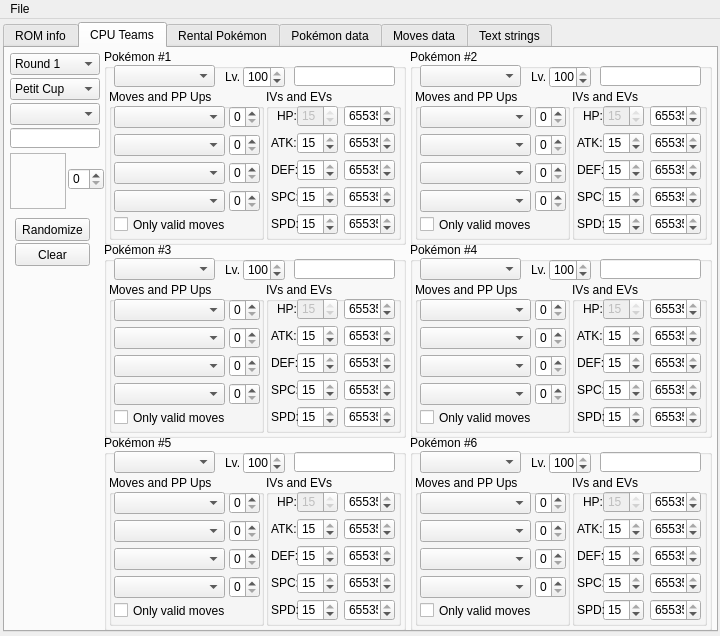
The window that forms/mainwindow.ui (Guernouille/Stadium_Editor) describes before a commit, drawn with Qt 5.
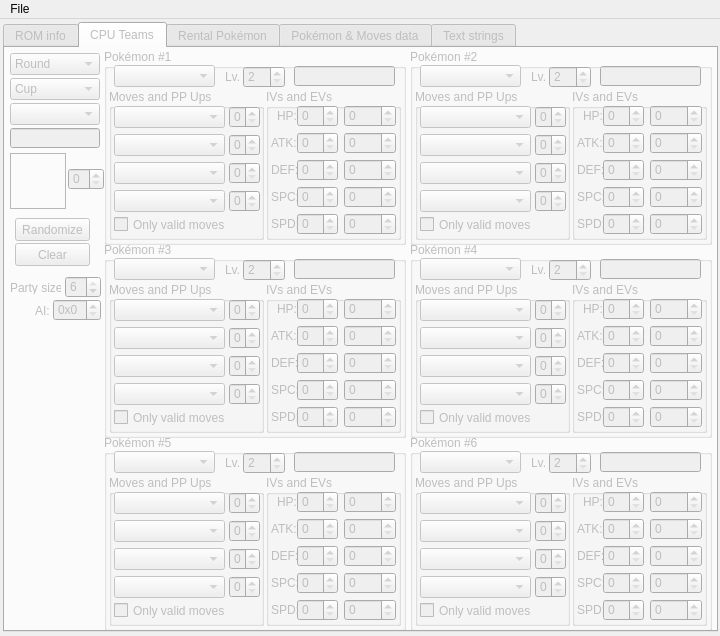
The same window after the commit.

```diff
--- a/forms/mainwindow.ui
+++ b/forms/mainwindow.ui
@@ -27,6 +27,9 @@
     </size>
    </property>
    <widget class="QTabWidget" name="tabWidget">
+    <property name="enabled">
+     <bool>false</bool>
+    </property>
     <property name="geometry">
      <rect>
       <x>3</x>
@@ -222,13 +225,13 @@
         </rect>
        </property>
        <property name="minimum">
-        <number>1</number>
+        <number>2</number>
        </property>
        <property name="maximum">
         <number>100</number>
        </property>
        <property name="value">
-        <number>100</number>
+        <number>2</number>
        </property>
       </widget>
       <widget class="QLabel" name="label_Lv_1">
@@ -274,7 +277,7 @@
          <rect>
           <x>78</x>
           <y>70</y>
-          <width>51</width>
+          <width>52</width>
           <height>22</height>
          </rect>
         </property>
@@ -282,7 +285,7 @@
          <number>65535</number>
         </property>
         <property name="value">
-         <number>65535</number>
+         <number>0</number>
         </property>
        </widget>
        <widget class="QSpinBox" name="spinBox_IV_Defense_1">
@@ -298,7 +301,7 @@
          <number>15</number>
         </property>
         <property name="value">
-         <number>15</number>
+         <number>0</number>
         </property>
        </widget>
        <widget class="QLabel" name="label_IVEV_HP_1">
@@ -330,7 +333,7 @@
          <number>15</number>
         </property>
         <property name="value">
-         <number>15</number>
+         <number>0</number>
         </property>
        </widget>
        <widget class="QSpinBox" name="spinBox_IV_Attack_1">
@@ -346,7 +349,7 @@
          <number>15</number>
         </property>
         <property name="value">
-         <number>15</number>
+         <number>0</number>
         </property>
        </widget>
        <widget class="QSpinBox" name="spinBox_IV_HP_1">
@@ -365,7 +368,7 @@
          <number>15</number>
         </property>
         <property name="value">
-         <number>15</number>
+         <number>0</number>
         </property>
        </widget>
        <widget class="QLabel" name="label_IVEV_Defense_1">
@@ -405,7 +408,7 @@
          <rect>
           <x>78</x>
           <y>124</y>
-          <width>51</width>
+          <width>52</width>
           <height>22</height>
          </rect>
         </property>
@@ -413,7 +416,7 @@
          <number>65535</number>
         </property>
         <property name="value">
-         <number>65535</number>
+         <number>0</number>
         </property>
        </widget>
        <widget class="QSpinBox" name="spinBox_EV_HP_1">
@@ -421,7 +424,7 @@
          <rect>
           <x>78</x>
           <y>16</y>
-          <width>51</width>
+          <width>52</width>
           <height>22</height>
          </rect>
         </property>
@@ -429,7 +432,7 @@
          <number>65535</number>
         </property>
         <property name="value">
-         <number>65535</number>
+         <number>0</number>
         </property>
        </widget>
        <widget class="QLabel" name="label_IVEV_Attack_1">
@@ -477,7 +480,7 @@
          <number>15</number>
         </property>
         <property name="value">
-         <number>15</number>
+         <number>0</number>
         </property>
        </widget>
        <widget class="QSpinBox" name="spinBox_EV_Special_1">
@@ -485,7 +488,7 @@
          <rect>
           <x>78</x>
           <y>97</y>
-          <width>51</width>
+          <width>52</width>
           <height>22</height>
          </rect>
         </property>
@@ -493,7 +496,7 @@
          <number>65535</number>
         </property>
         <property name="value">
-         <number>65535</number>
+         <number>0</number>
         </property>
        </widget>
        <widget class="QSpinBox" name="spinBox_EV_Attack_1">
@@ -501,7 +504,7 @@
          <rect>
           <x>78</x>
           <y>43</y>
-          <width>51</width>
+          <width>52</width>
           <height>22</height>
          </rect>
         </property>
@@ -509,7 +512,7 @@
          <number>65535</number>
         </property>
         <property name="value">
-         <number>65535</number>
+         <number>0</number>
         </property>
        </widget>
       </widget>
@@ -664,13 +667,13 @@
         </rect>
        </property>
        <property name="minimum">
-        <number>1</number>
+        <number>2</number>
        </property>
        <property name="maximum">
         <number>100</number>
        </property>
        <property name="value">
-        <number>100</number>
+        <number>2</number>
        </property>
       </widget>
       <widget class="QLabel" name="label_Lv_2">
@@ -716,7 +719,7 @@
          <rect>
           <x>78</x>
           <y>70</y>
-          <width>51</width>
+          <width>52</width>
           <height>22</height>
          </rect>
         </property>
@@ -724,7 +727,7 @@
          <number>65535</number>
         </property>
         <property name="value">
-         <number>65535</number>
+         <number>0</number>
         </property>
        </widget>
        <widget class="QSpinBox" name="spinBox_IV_Defense_2">
@@ -740,7 +743,7 @@
          <number>15</number>
         </property>
         <property name="value">
-         <number>15</number>
+         <number>0</number>
         </property>
        </widget>
        <widget class="QLabel" name="label_IVEV_HP_2">
@@ -772,7 +775,7 @@
          <number>15</number>
         </property>
         <property name="value">
-         <number>15</number>
+         <number>0</number>
         </property>
        </widget>
        <widget class="QSpinBox" name="spinBox_IV_Attack_2">
@@ -788,7 +791,7 @@
          <number>15</number>
         </property>
         <property name="value">
-         <number>15</number>
+         <number>0</number>
         </property>
        </widget>
        <widget class="QSpinBox" name="spinBox_IV_HP_2">
@@ -807,7 +810,7 @@
          <number>15</number>
         </property>
         <property name="value">
-         <number>15</number>
+         <number>0</number>
         </property>
        </widget>
        <widget class="QLabel" name="label_IVEV_Defense_2">
@@ -847,7 +850,7 @@
          <rect>
           <x>78</x>
           <y>124</y>
-          <width>51</width>
+          <width>52</width>
           <height>22</height>
          </rect>
         </property>
@@ -855,7 +858,7 @@
          <number>65535</number>
         </property>
         <property name="value">
-         <number>65535</number>
+         <number>0</number>
         </property>
        </widget>
        <widget class="QSpinBox" name="spinBox_EV_HP_2">
@@ -863,7 +866,7 @@
          <rect>
           <x>78</x>
           <y>16</y>
-          <width>51</width>
+          <width>52</width>
           <height>22</height>
          </rect>
         </property>
@@ -871,7 +874,7 @@
          <number>65535</number>
         </property>
         <property name="value">
-         <number>65535</number>
+         <number>0</number>
         </property>
        </widget>
        <widget class="QLabel" name="label_IVEV_Attack_2">
@@ -919,7 +922,7 @@
          <number>15</number>
         </property>
         <property name="value">
-         <number>15</number>
+         <number>0</number>
         </property>
        </widget>
        <widget class="QSpinBox" name="spinBox_EV_Special_2">
@@ -927,7 +930,7 @@
          <rect>
           <x>78</x>
           <y>97</y>
-          <width>51</width>
+          <width>52</width>
           <height>22</height>
          </rect>
         </property>
@@ -935,7 +938,7 @@
          <number>65535</number>
         </property>
         <property name="value">
-         <number>65535</number>
+         <number>0</number>
         </property>
        </widget>
        <widget class="QSpinBox" name="spinBox_EV_Attack_2">
@@ -943,7 +946,7 @@
          <rect>
           <x>78</x>
           <y>43</y>
-          <width>51</width>
+          <width>52</width>
           <height>22</height>
          </rect>
         </property>
@@ -951,7 +954,7 @@
          <number>65535</number>
         </property>
         <property name="value">
-         <number>65535</number>
+         <number>0</number>
         </property>
        </widget>
       </widget>
@@ -1106,13 +1109,13 @@
         </rect>
        </property>
        <property name="minimum">
-        <number>1</number>
+        <number>2</number>
        </property>
        <property name="maximum">
         <number>100</number>
        </property>
        <property name="value">
-        <number>100</number>
+        <number>2</number>
        </property>
       </widget>
       <widget class="QLabel" name="label_Lv_3">
@@ -1158,7 +1161,7 @@
          <rect>
           <x>78</x>
           <y>70</y>
-          <width>51</width>
+          <width>52</width>
           <height>22</height>
          </rect>
         </property>
@@ -1166,7 +1169,7 @@
          <number>65535</number>
         </property>
         <property name="value">
-         <number>65535</number>
+         <number>0</number>
         </property>
        </widget>
        <widget class="QSpinBox" name="spinBox_IV_Defense_3">
@@ -1182,7 +1185,7 @@
          <number>15</number>
         </property>
         <property name="value">
-         <number>15</number>
+         <number>0</number>
         </property>
        </widget>
        <widget class="QLabel" name="label_IVEV_HP_3">
@@ -1214,7 +1217,7 @@
          <number>15</number>
         </property>
         <property name="value">
-         <number>15</number>
+         <number>0</number>
         </property>
        </widget>
        <widget class="QSpinBox" name="spinBox_IV_Attack_3">
@@ -1230,7 +1233,7 @@
          <number>15</number>
         </property>
         <property name="value">
-         <number>15</number>
+         <number>0</number>
         </property>
        </widget>
        <widget class="QSpinBox" name="spinBox_IV_HP_3">
@@ -1249,7 +1252,7 @@
          <number>15</number>
         </property>
         <property name="value">
-         <number>15</number>
+         <number>0</number>
         </property>
        </widget>
        <widget class="QLabel" name="label_IVEV_Defense_3">
@@ -1289,7 +1292,7 @@
          <rect>
           <x>78</x>
           <y>124</y>
-          <width>51</width>
+          <width>52</width>
           <height>22</height>
          </rect>
         </property>
@@ -1297,7 +1300,7 @@
          <number>65535</number>
         </property>
         <property name="value">
-         <number>65535</number>
+         <number>0</number>
         </property>
        </widget>
        <widget class="QSpinBox" name="spinBox_EV_HP_3">
@@ -1305,7 +1308,7 @@
          <rect>
           <x>78</x>
           <y>16</y>
-          <width>51</width>
+          <width>52</width>
           <height>22</height>
          </rect>
         </property>
@@ -1313,7 +1316,7 @@
          <number>65535</number>
         </property>
         <property name="value">
-         <number>65535</number>
+         <number>0</number>
         </property>
        </widget>
        <widget class="QLabel" name="label_IVEV_Attack_3">
@@ -1361,7 +1364,7 @@
          <number>15</number>
         </property>
         <property name="value">
-         <number>15</number>
+         <number>0</number>
         </property>
        </widget>
        <widget class="QSpinBox" name="spinBox_EV_Special_3">
@@ -1369,7 +1372,7 @@
          <rect>
           <x>78</x>
           <y>97</y>
-          <width>51</width>
+          <width>52</width>
           <height>22</height>
          </rect>
         </property>
@@ -1377,7 +1380,7 @@
          <number>65535</number>
         </property>
         <property name="value">
-         <number>65535</number>
+         <number>0</number>
         </property>
        </widget>
        <widget class="QSpinBox" name="spinBox_EV_Attack_3">
@@ -1385,7 +1388,7 @@
          <rect>
           <x>78</x>
           <y>43</y>
-          <width>51</width>
+          <width>52</width>
           <height>22</height>
          </rect>
         </property>
@@ -1393,7 +1396,7 @@
          <number>65535</number>
         </property>
         <property name="value">
-         <number>65535</number>
+         <number>0</number>
         </property>
        </widget>
       </widget>
@@ -1548,13 +1551,13 @@
         </rect>
        </property>
        <property name="minimum">
-        <number>1</number>
+        <number>2</number>
        </property>
        <property name="maximum">
         <number>100</number>
        </property>
        <property name="value">
-        <number>100</number>
+        <number>2</number>
        </property>
       </widget>
       <widget class="QLabel" name="label_Lv_4">
@@ -1600,7 +1603,7 @@
          <rect>
           <x>78</x>
           <y>70</y>
-          <width>51</width>
+          <width>52</width>
           <height>22</height>
          </rect>
         </property>
@@ -1608,7 +1611,7 @@
          <number>65535</number>
         </property>
         <property name="value">
-         <number>65535</number>
+         <number>0</number>
         </property>
        </widget>
        <widget class="QSpinBox" name="spinBox_IV_Defense_4">
@@ -1624,7 +1627,7 @@
          <number>15</number>
         </property>
         <property name="value">
-         <number>15</number>
+         <number>0</number>
         </property>
        </widget>
        <widget class="QLabel" name="label_IVEV_HP_4">
@@ -1656,7 +1659,7 @@
          <number>15</number>
         </property>
         <property name="value">
-         <number>15</number>
+         <number>0</number>
         </property>
        </widget>
        <widget class="QSpinBox" name="spinBox_IV_Attack_4">
@@ -1672,7 +1675,7 @@
          <number>15</number>
         </property>
         <property name="value">
-         <number>15</number>
+         <number>0</number>
         </property>
        </widget>
        <widget class="QSpinBox" name="spinBox_IV_HP_4">
@@ -1691,7 +1694,7 @@
          <number>15</number>
         </property>
         <property name="value">
-         <number>15</number>
+         <number>0</number>
         </property>
        </widget>
        <widget class="QLabel" name="label_IVEV_Defense_4">
@@ -1731,7 +1734,7 @@
          <rect>
           <x>78</x>
           <y>124</y>
-          <width>51</width>
+          <width>52</width>
           <height>22</height>
          </rect>
         </property>
@@ -1739,7 +1742,7 @@
          <number>65535</number>
         </property>
         <property name="value">
-         <number>65535</number>
+         <number>0</number>
         </property>
        </widget>
        <widget class="QSpinBox" name="spinBox_EV_HP_4">
@@ -1747,7 +1750,7 @@
          <rect>
           <x>78</x>
           <y>16</y>
-          <width>51</width>
+          <width>52</width>
           <height>22</height>
          </rect>
         </property>
@@ -1755,7 +1758,7 @@
          <number>65535</number>
         </property>
         <property name="value">
-         <number>65535</number>
+         <number>0</number>
         </property>
        </widget>
        <widget class="QLabel" name="label_IVEV_Attack_4">
@@ -1803,7 +1806,7 @@
          <number>15</number>
         </property>
         <property name="value">
-         <number>15</number>
+         <number>0</number>
         </property>
        </widget>
        <widget class="QSpinBox" name="spinBox_EV_Special_4">
@@ -1811,7 +1814,7 @@
          <rect>
           <x>78</x>
           <y>97</y>
-          <width>51</width>
+          <width>52</width>
           <height>22</height>
          </rect>
         </property>
@@ -1819,7 +1822,7 @@
          <number>65535</number>
         </property>
         <property name="value">
-         <number>65535</number>
+         <number>0</number>
         </property>
        </widget>
        <widget class="QSpinBox" name="spinBox_EV_Attack_4">
@@ -1827,7 +1830,7 @@
          <rect>
           <x>78</x>
           <y>43</y>
-          <width>51</width>
+          <width>52</width>
           <height>22</height>
          </rect>
         </property>
@@ -1835,7 +1838,7 @@
          <number>65535</number>
         </property>
         <property name="value">
-         <number>65535</number>
+         <number>0</number>
         </property>
        </widget>
       </widget>
@@ -1990,13 +1993,13 @@
         </rect>
        </property>
        <property name="minimum">
-        <number>1</number>
+        <number>2</number>
        </property>
        <property name="maximum">
         <number>100</number>
        </property>
        <property name="value">
-        <number>100</number>
+        <number>2</number>
        </property>
       </widget>
       <widget class="QLabel" name="label_Lv_5">
@@ -2042,7 +2045,7 @@
          <rect>
           <x>78</x>
           <y>70</y>
-          <width>51</width>
+          <width>52</width>
           <height>22</height>
          </rect>
         </property>
@@ -2050,7 +2053,7 @@
          <number>65535</number>
         </property>
         <property name="value">
-         <number>65535</number>
+         <number>0</number>
         </property>
        </widget>
        <widget class="QSpinBox" name="spinBox_IV_Defense_5">
@@ -2066,7 +2069,7 @@
          <number>15</number>
         </property>
         <property name="value">
-         <number>15</number>
+         <number>0</number>
         </property>
        </widget>
        <widget class="QLabel" name="label_IVEV_HP_5">
@@ -2098,7 +2101,7 @@
          <number>15</number>
         </property>
         <property name="value">
-         <number>15</number>
+         <number>0</number>
         </property>
        </widget>
        <widget class="QSpinBox" name="spinBox_IV_Attack_5">
@@ -2114,7 +2117,7 @@
          <number>15</number>
         </property>
         <property name="value">
-         <number>15</number>
+         <number>0</number>
         </property>
        </widget>
        <widget class="QSpinBox" name="spinBox_IV_HP_5">
@@ -2133,7 +2136,7 @@
          <number>15</number>
         </property>
         <property name="value">
-         <number>15</number>
+         <number>0</number>
         </property>
        </widget>
        <widget class="QLabel" name="label_IVEV_Defense_5">
@@ -2173,7 +2176,7 @@
          <rect>
           <x>78</x>
           <y>124</y>
-          <width>51</width>
+          <width>52</width>
           <height>22</height>
          </rect>
         </property>
@@ -2181,7 +2184,7 @@
          <number>65535</number>
         </property>
         <property name="value">
-         <number>65535</number>
+         <number>0</number>
         </property>
        </widget>
        <widget class="QSpinBox" name="spinBox_EV_HP_5">
@@ -2189,7 +2192,7 @@
          <rect>
           <x>78</x>
           <y>16</y>
-          <width>51</width>
+          <width>52</width>
           <height>22</height>
          </rect>
         </property>
@@ -2197,7 +2200,7 @@
          <number>65535</number>
         </property>
         <property name="value">
-         <number>65535</number>
+         <number>0</number>
         </property>
        </widget>
        <widget class="QLabel" name="label_IVEV_Attack_5">
@@ -2245,7 +2248,7 @@
          <number>15</number>
         </property>
         <property name="value">
-         <number>15</number>
+         <number>0</number>
         </property>
        </widget>
        <widget class="QSpinBox" name="spinBox_EV_Special_5">
@@ -2253,7 +2256,7 @@
          <rect>
           <x>78</x>
           <y>97</y>
-          <width>51</width>
+          <width>52</width>
           <height>22</height>
          </rect>
         </property>
@@ -2261,7 +2264,7 @@
          <number>65535</number>
         </property>
         <property name="value">
-         <number>65535</number>
+         <number>0</number>
         </property>
        </widget>
        <widget class="QSpinBox" name="spinBox_EV_Attack_5">
@@ -2269,7 +2272,7 @@
          <rect>
           <x>78</x>
           <y>43</y>
-          <width>51</width>
+          <width>52</width>
           <height>22</height>
          </rect>
         </property>
@@ -2277,7 +2280,7 @@
          <number>65535</number>
         </property>
         <property name="value">
-         <number>65535</number>
+         <number>0</number>
         </property>
        </widget>
       </widget>
@@ -2432,13 +2435,13 @@
         </rect>
        </property>
        <property name="minimum">
-        <number>1</number>
+        <number>2</number>
        </property>
        <property name="maximum">
         <number>100</number>
        </property>
        <property name="value">
-        <number>100</number>
+        <number>2</number>
        </property>
       </widget>
       <widget class="QLabel" name="label_Lv_6">
@@ -2484,7 +2487,7 @@
          <rect>
           <x>78</x>
           <y>70</y>
-          <width>51</width>
+          <width>52</width>
           <height>22</height>
          </rect>
         </property>
@@ -2492,7 +2495,7 @@
          <number>65535</number>
         </property>
         <property name="value">
-         <number>65535</number>
+         <number>0</number>
         </property>
        </widget>
        <widget class="QSpinBox" name="spinBox_IV_Defense_6">
@@ -2508,7 +2511,7 @@
          <number>15</number>
         </property>
         <property name="value">
-         <number>15</number>
+         <number>0</number>
         </property>
        </widget>
        <widget class="QLabel" name="label_IVEV_HP_6">
@@ -2540,7 +2543,7 @@
          <number>15</number>
         </property>
         <property name="value">
-         <number>15</number>
+         <number>0</number>
         </property>
        </widget>
        <widget class="QSpinBox" name="spinBox_IV_Attack_6">
@@ -2556,7 +2559,7 @@
          <number>15</number>
         </property>
         <property name="value">
-         <number>15</number>
+         <number>0</number>
         </property>
        </widget>
        <widget class="QSpinBox" name="spinBox_IV_HP_6">
@@ -2575,7 +2578,7 @@
          <number>15</number>
         </property>
         <property name="value">
-         <number>15</number>
+         <number>0</number>
         </property>
        </widget>
        <widget class="QLabel" name="label_IVEV_Defense_6">
@@ -2615,7 +2618,7 @@
          <rect>
           <x>78</x>
           <y>124</y>
-          <width>51</width>
+          <width>52</width>
           <height>22</height>
          </rect>
         </property>
@@ -2623,7 +2626,7 @@
          <number>65535</number>
         </property>
         <property name="value">
-         <number>65535</number>
+         <number>0</number>
         </property>
        </widget>
        <widget class="QSpinBox" name="spinBox_EV_HP_6">
@@ -2631,7 +2634,7 @@
          <rect>
           <x>78</x>
           <y>16</y>
-          <width>51</width>
+          <width>52</width>
           <height>22</height>
          </rect>
         </property>
@@ -2639,7 +2642,7 @@
          <number>65535</number>
         </property>
         <property name="value">
-         <number>65535</number>
+         <number>0</number>
         </property>
        </widget>
        <widget class="QLabel" name="label_IVEV_Attack_6">
@@ -2687,7 +2690,7 @@
          <number>15</number>
         </property>
         <property name="value">
-         <number>15</number>
+         <number>0</number>
         </property>
        </widget>
        <widget class="QSpinBox" name="spinBox_EV_Special_6">
@@ -2695,7 +2698,7 @@
          <rect>
           <x>78</x>
           <y>97</y>
-          <width>51</width>
+          <width>52</width>
           <height>22</height>
          </rect>
         </property>
@@ -2703,7 +2706,7 @@
          <number>65535</number>
         </property>
         <property name="value">
-         <number>65535</number>
+         <number>0</number>
         </property>
        </widget>
        <widget class="QSpinBox" name="spinBox_EV_Attack_6">
@@ -2711,7 +2714,7 @@
          <rect>
           <x>78</x>
           <y>43</y>
-          <width>51</width>
+          <width>52</width>
           <height>22</height>
          </rect>
         </property>
@@ -2719,7 +2722,7 @@
          <number>65535</number>
         </property>
         <property name="value">
-         <number>65535</number>
+         <number>0</number>
         </property>
        </widget>
       </widget>
@@ -2903,12 +2906,7 @@
       </property>
       <item>
        <property name="text">
-        <string>Round 1</string>
-       </property>
-      </item>
-      <item>
-       <property name="text">
-        <string>Round 2</string>
+        <string>Round</string>
        </property>
       </item>
      </widget>
@@ -2923,62 +2921,7 @@
       </property>
       <item>
        <property name="text">
-        <string>Petit Cup</string>
-       </property>
-      </item>
-      <item>
-       <property name="text">
-        <string>Pika Cup</string>
-       </property>
-      </item>
-      <item>
-       <property name="text">
-        <string>Prime Cup 1</string>
-       </property>
-      </item>
-      <item>
-       <property name="text">
-        <string>Prime Cup 2</string>
-       </property>
-      </item>
-      <item>
-       <property name="text">
-        <string>Prime Cup 3</string>
-       </property>
-      </item>
-      <item>
-       <property name="text">
-        <string>Prime Cup 4</string>
-       </property>
-      </item>
-      <item>
-       <property name="text">
-        <string>Poké Cup 1</string>
-       </property>
-      </item>
-      <item>
-       <property name="text">
-        <string>Poké Cup 2</string>
-       </property>
-      </item>
-      <item>
-       <property name="text">
-        <string>Poké Cup 3</string>
-       </property>
-      </item>
-      <item>
-       <property name="text">
-        <string>Poké Cup 4</string>
-       </property>
-      </item>
-      <item>
-       <property name="text">
-        <string>Gym Leader Castle</string>
-       </property>
-      </item>
-      <item>
-       <property name="text">
-        <string>VS Mewtwo</string>
+        <string>Cup</string>
        </property>
       </item>
      </widget>
@@ -3018,6 +2961,73 @@
        <string>Clear</string>
       </property>
      </widget>
+     <widget class="QSpinBox" name="spinBox_CPU_PartySize">
+      <property name="geometry">
+       <rect>
+        <x>60</x>
+        <y>228</y>
+        <width>36</width>
+        <height>22</height>
+       </rect>
+      </property>
+      <property name="minimum">
+       <number>1</number>
+      </property>
+      <property name="maximum">
+       <number>6</number>
+      </property>
+      <property name="value">
+       <number>6</number>
+      </property>
+     </widget>
+     <widget class="QLabel" name="label_CPU_PartySize">
+      <property name="geometry">
+       <rect>
+        <x>5</x>
+        <y>233</y>
+        <width>51</width>
+        <height>13</height>
+       </rect>
+      </property>
+      <property name="text">
+       <string>Party size:</string>
+      </property>
+     </widget>
+     <widget class="QLabel" name="label_CPU_AI">
+      <property name="geometry">
+       <rect>
+        <x>30</x>
+        <y>256</y>
+        <width>16</width>
+        <height>13</height>
+       </rect>
+      </property>
+      <property name="text">
+       <string>AI:</string>
+      </property>
+     </widget>
+     <widget class="QSpinBox" name="spinBox_CPU_AI">
+      <property name="geometry">
+       <rect>
+        <x>48</x>
+        <y>251</y>
+        <width>48</width>
+        <height>22</height>
+       </rect>
+      </property>
+      <property name="prefix">
+       <string>0x</string>
+      </property>
+      <property name="maximum">
+       <number>74</number>
+      </property>
+      <property name="value">
+       <number>0</number>
+      </property>
+      <property name="displayIntegerBase">
+       <number>16</number>
+      </property>
+     </widget>
     </widget>
     <widget class="QWidget" name="tab_Rental_Pokemon">
      <attribute name="title">
@@ -3026,7 +3036,7 @@
     </widget>
     <widget class="QWidget" name="tab_Pokemon_Data">
      <attribute name="title">
-      <string>Pokémon data</string>
+      <string>Pokémon &amp;&amp; Moves data</string>
      </attribute>
      <widget class="QGroupBox" name="groupBox_PokemonData">
       <property name="geometry">
@@ -4235,11 +4245,209 @@
        </widget>
       </widget>
      </widget>
-    </widget>
-    <widget class="QWidget" name="tab_Moves_Data">
-     <attribute name="title">
-      <string>Moves data</string>
-     </attribute>
+     <widget class="QGroupBox" name="groupBox_Status_data">
+      <property name="geometry">
+       <rect>
+        <x>531</x>
+        <y>295</y>
+        <width>169</width>
+        <height>141</height>
+       </rect>
+      </property>
+      <property name="title">
+       <string>Status</string>
+      </property>
+      <widget class="QLabel" name="label_Status_Sleep">
+       <property name="geometry">
+        <rect>
+         <x>25</x>
+         <y>20</y>
+         <width>33</width>
+         <height>13</height>
+        </rect>
+       </property>
+       <property name="text">
+        <string>Sleep:</string>
+       </property>
+      </widget>
+      <widget class="QSpinBox" name="spinBox_Status_Sleep_turns">
+       <property name="geometry">
+        <rect>
+         <x>60</x>
+         <y>15</y>
+         <width>42</width>
+         <height>22</height>
+        </rect>
+       </property>
+       <property name="maximum">
+        <number>255</number>
+       </property>
+       <property name="value">
+        <number>3</number>
+       </property>
+      </widget>
+      <widget class="QLabel" name="label_Status_Sleep_turns">
+       <property name="geometry">
+        <rect>
+         <x>102</x>
+         <y>20</y>
+         <width>28</width>
+         <height>13</height>
+        </rect>
+       </property>
+       <property name="text">
+        <string>turns</string>
+       </property>
+      </widget>
+      <widget class="QLabel" name="label_Status_Paralysis">
+       <property name="geometry">
+        <rect>
+         <x>10</x>
+         <y>44</y>
+         <width>47</width>
+         <height>13</height>
+        </rect>
+       </property>
+       <property name="text">
+        <string>Paralysis:</string>
+       </property>
+      </widget>
+      <widget class="QSpinBox" name="spinBox_Status_Paralysis_probability">
+       <property name="geometry">
+        <rect>
+         <x>60</x>
+         <y>39</y>
+         <width>42</width>
+         <height>22</height>
+        </rect>
+       </property>
+       <property name="maximum">
+        <number>255</number>
+       </property>
+       <property name="value">
+        <number>63</number>
+       </property>
+      </widget>
+      <widget class="QLabel" name="label_Status_Paralysis_probability">
+       <property name="geometry">
+        <rect>
+         <x>102</x>
+         <y>44</y>
+         <width>25</width>
+         <height>13</height>
+        </rect>
+       </property>
+       <property name="text">
+        <string>/256</string>
+       </property>
+      </widget>
+     </widget>
+     <widget class="QGroupBox" name="groupBox_CH_formula">
+      <property name="geometry">
+       <rect>
+        <x>4</x>
+        <y>435</y>
+        <width>351</width>
+        <height>80</height>
+       </rect>
+      </property>
+      <property name="title">
+       <string>Critical Hit formula</string>
+      </property>
+      <widget class="QComboBox" name="comboBox_CH_formula_BaseStat">
+       <property name="geometry">
+        <rect>
+         <x>14</x>
+         <y>15</y>
+         <width>95</width>
+         <height>22</height>
+        </rect>
+       </property>
+       <property name="currentIndex">
+        <number>3</number>
+       </property>
+       <item>
+        <property name="text">
+         <string>Base HP</string>
+        </property>
+       </item>
+       <item>
+        <property name="text">
+         <string>Base ATTACK</string>
+        </property>
+       </item>
+       <item>
+        <property name="text">
+         <string>Base DEFENSE</string>
+        </property>
+       </item>
+       <item>
+        <property name="text">
+         <string>Base SPEED</string>
+        </property>
+       </item>
+       <item>
+        <property name="text">
+         <string>Base SPECIAL</string>
+        </property>
+       </item>
+      </widget>
+      <widget class="QLabel" name="label_CH_formula_add">
+       <property name="geometry">
+        <rect>
+         <x>110</x>
+         <y>20</y>
+         <width>13</width>
+         <height>13</height>
+        </rect>
+       </property>
+       <property name="text">
+        <string>+</string>
+       </property>
+      </widget>
+      <widget class="QLabel" name="label_CH_formula_parenth_1">
+       <property name="geometry">
+        <rect>
+         <x>8</x>
+         <y>20</y>
+         <width>8</width>
+         <height>13</height>
+        </rect>
+       </property>
+       <property name="text">
+        <string>(</string>
+       </property>
+      </widget>
+      <widget class="QSpinBox" name="spinBox">
+       <property name="geometry">
+        <rect>
+         <x>120</x>
+         <y>15</y>
+         <width>42</width>
+         <height>22</height>
+        </rect>
+       </property>
+       <property name="maximum">
+        <number>255</number>
+       </property>
+       <property name="value">
+        <number>76</number>
+       </property>
+      </widget>
+      <widget class="QLabel" name="label_CH_formula_parenth_2">
+       <property name="geometry">
+        <rect>
+         <x>162</x>
+         <y>20</y>
+         <width>8</width>
+         <height>13</height>
+        </rect>
+       </property>
+       <property name="text">
+        <string>)</string>
+       </property>
+      </widget>
+     </widget>
     </widget>
     <widget class="QWidget" name="tab_Types_Data">
      <attribute name="title">
```
Left out of the diff: 208 changed lines with no effect on the pictures.
